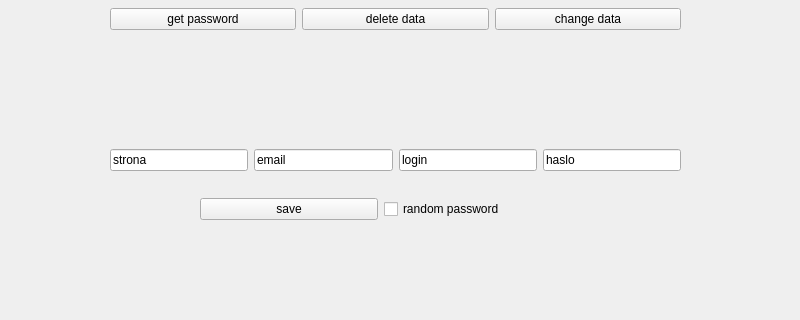
The window that mainwindow.ui (corey888773/passwords-application) describes before a commit, drawn with Qt 5; both pictures show x 0 to 800 and y 105 to 425 of the 800 by 605 pixel window.
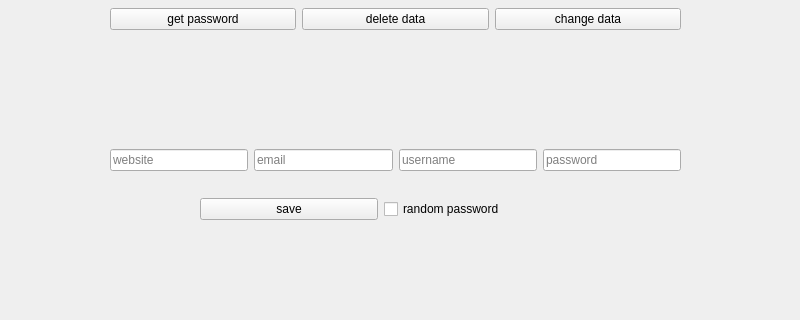
The same window after the commit.

Patch:
```diff
--- a/mainwindow.ui
+++ b/mainwindow.ui
@@ -85,13 +85,19 @@
      <item>
       <widget class="QLineEdit" name="NewSitename">
        <property name="text">
-        <string>strona</string>
+        <string/>
+       </property>
+       <property name="placeholderText">
+        <string>website</string>
        </property>
       </widget>
      </item>
      <item>
       <widget class="QLineEdit" name="NewEmailAddress">
        <property name="text">
+        <string/>
+       </property>
+       <property name="placeholderText">
         <string>email</string>
        </property>
       </widget>
@@ -99,14 +105,20 @@
      <item>
       <widget class="QLineEdit" name="NewUsername">
        <property name="text">
-        <string>login</string>
+        <string/>
+       </property>
+       <property name="placeholderText">
+        <string>username</string>
        </property>
       </widget>
      </item>
      <item>
       <widget class="QLineEdit" name="NewPassword">
        <property name="text">
-        <string>haslo</string>
+        <string/>
+       </property>
+       <property name="placeholderText">
+        <string>password</string>
        </property>
       </widget>
      </item>
```
